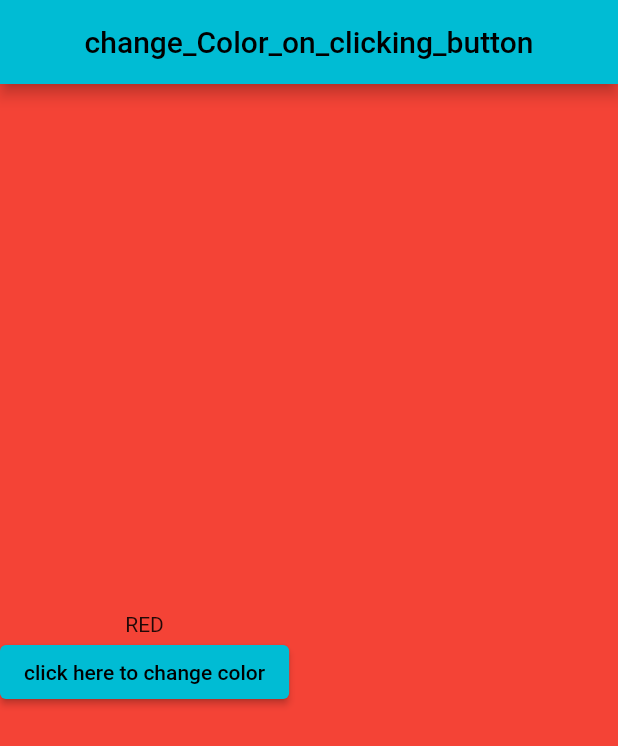
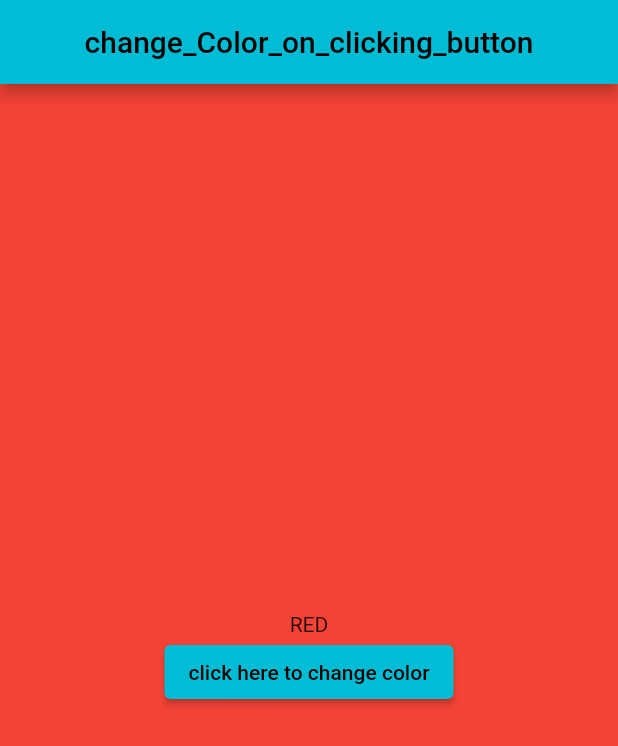
Before and after one commit to lanjAdabA/first-assignment-BackgroundColorChange, a Flutter app: the screen it shows after launch, on a phone screen of 412 x 824 dp. Shown: the top 746 px of the screen. Run offline on Flutter 3.47's test engine with Material 2 defaults, Android fonts, the phone set to English and light mode, and no system bars.

Commit message:
all done

```diff
--- a/lib/main.dart
+++ b/lib/main.dart
@@ -26,8 +26,6 @@ class MyHomePage extends StatefulWidget {
 }
 
 class _MyHomePageState extends State<MyHomePage> {
-  // String displayText = 'Name of color will be displayed here';
-
   final List<String> _colorname = [
     "RED",
     "BLUE",
@@ -64,7 +62,8 @@ class _MyHomePageState extends State<MyHomePage> {
         centerTitle: true,
       ),
       backgroundColor: _colors[_index % _colors.length],
-      body: Column(
+      body: Center(
+        child: Column(
           mainAxisAlignment: MainAxisAlignment.center,
           crossAxisAlignment: CrossAxisAlignment.center,
           children: [
@@ -78,26 +77,7 @@ class _MyHomePageState extends State<MyHomePage> {
                 child: const Text("click here to change color"))
           ],
         ),
+      ),
     );
-    /* body: Center(
-        child: Column(
-          mainAxisAlignment: MainAxisAlignment.center,
-          children: <Widget>[
-            const Text(
-              'color description will appear here',
-            ),
-            Text(
-              '$_counter',
-              style: Theme.of(context).textTheme.headline4,
-            ),
-          ],
-        ),
-      ),*/
-
-    /*floatingActionButton: FloatingActionButton(
-        onPressed: _incrementCounter,
-        tooltip: 'Increment',
-        child: const Icon(Icons.add),
-      ); */
   }
 }
```
Lines whose indentation alone changed are shown as unchanged.
